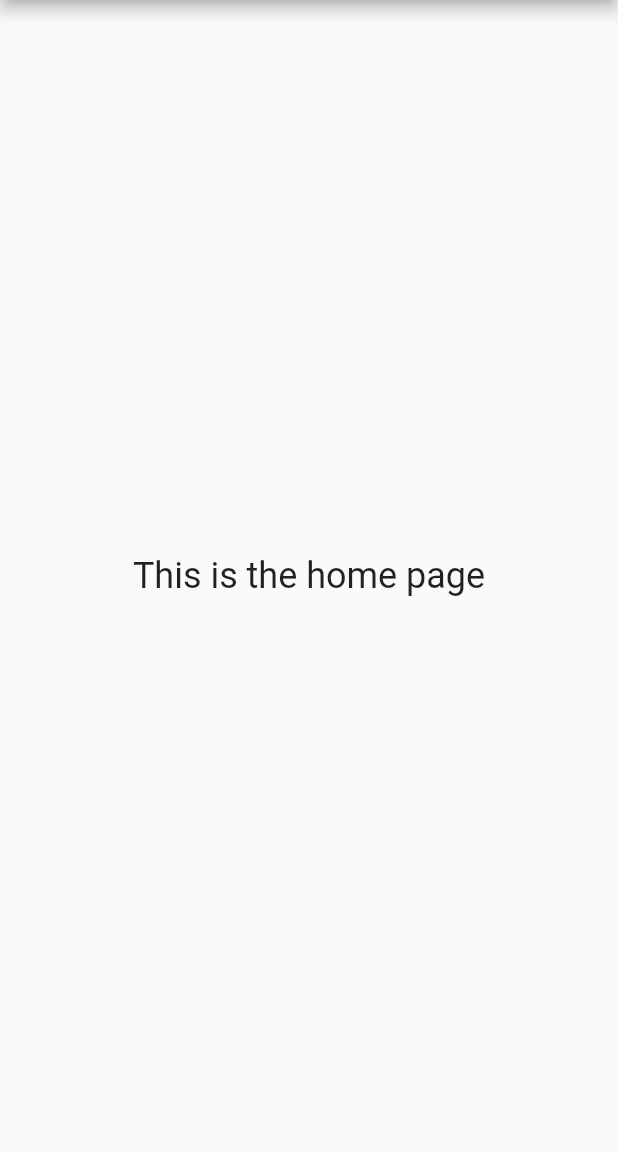
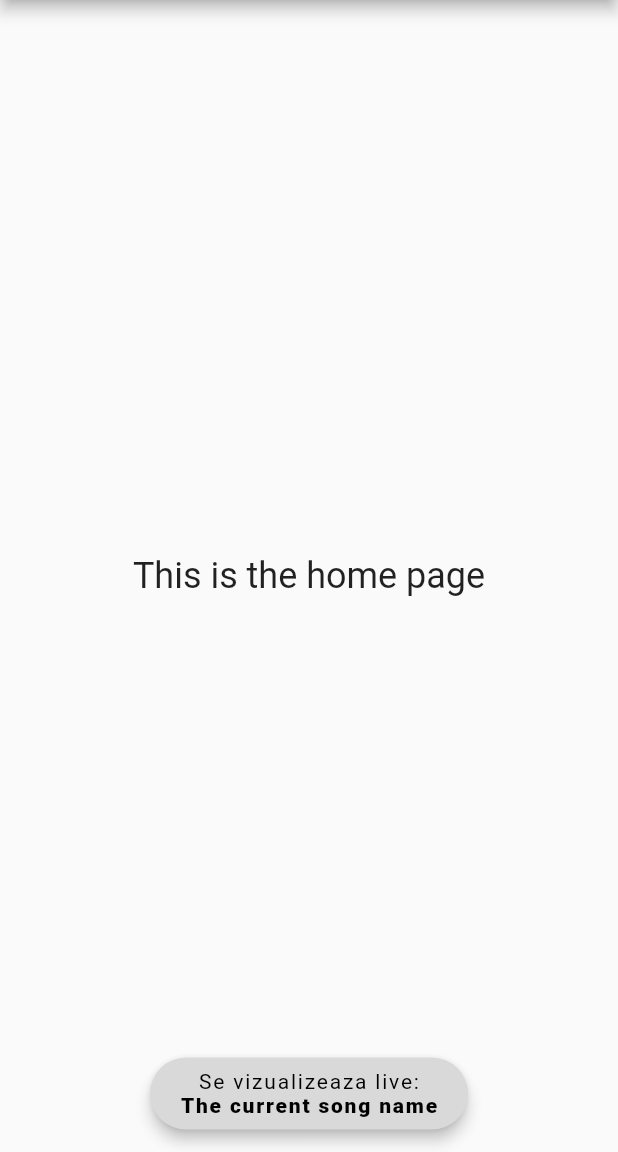
Before and after one commit to PavelProdan/textimo_mobile_app, a Flutter app: the screen it shows after launch, on a phone screen of 412 x 824 dp, the part 84-1236 px from its top. Run offline on Flutter 3.47's test engine with Material 2 defaults, Android fonts, the phone set to English and light mode, and no system bars.

Commit message:
drawer and now_playing button are done

```diff
--- a/lib/main.dart
+++ b/lib/main.dart
@@ -1,4 +1,6 @@
 import 'package:flutter/material.dart';
+// ignore_for_file: prefer_const_constructors
+
 
 void main() {
   runApp(const MyApp());
@@ -27,14 +29,17 @@ class _HomePageState extends State<HomePage> {
   Widget build(BuildContext context) {
     return Scaffold(
       appBar: AppBar(
-        title: Image.asset('assets/textimoLogo.png', height: 40, fit: BoxFit.cover),
+        title: Image.asset('assets/textimoLogo.png',
+            height: 40, fit: BoxFit.cover),
         centerTitle: true,
-        backgroundColor: Color(0xFF3F63F1),
+        backgroundColor: const Color(0xFF3F63F1),
         leading: Builder(
           builder: (BuildContext context) {
             return IconButton(
               icon: const Icon(Icons.menu),
-              onPressed: () { Scaffold.of(context).openDrawer(); },
+              onPressed: () {
+                Scaffold.of(context).openDrawer();
+              },
               tooltip: MaterialLocalizations.of(context).openAppDrawerTooltip,
             );
           },
@@ -43,26 +48,33 @@ class _HomePageState extends State<HomePage> {
           IconButton(
             icon: const Icon(Icons.search),
             tooltip: 'Search a song',
-            onPressed: () {
-              Navigator.push(context, MaterialPageRoute<void>(
-                builder: (BuildContext context) {
-                  return Scaffold(
-                    appBar: AppBar(
-                      title: const Text('Next page'),
-                    ),
-                    body: const Center(
-                      child: Text(
-                        'This is the next page',
-                        style: TextStyle(fontSize: 24),
-                      ),
-                    ),
-                  );
-                },
-              ));
-            },
+            onPressed: () {},
           ),
         ],
       ),
+
+      floatingActionButton: Padding(
+        padding: const EdgeInsets.all(15.0),
+        child: FloatingActionButton.extended(
+        elevation: 4.0,
+        backgroundColor: Color(0xFFD9D9D9),
+        label: Column(
+          children: const [
+            Text('Se vizualizeaza live:',
+            style: TextStyle(color: Colors.black,fontWeight: FontWeight.w400)
+            ),
+            Text('The current song name',
+            style: TextStyle(color: Colors.black,fontWeight: FontWeight.w800)
+            ),
+          ],
+        ),
+        onPressed: () {},
+    ),
+      ),
+    floatingActionButtonLocation:
+      FloatingActionButtonLocation.centerDocked,
+
+      drawer: drawer(),
       body: const Center(
         child: Text(
           'This is the home page',
@@ -71,4 +83,60 @@ class _HomePageState extends State<HomePage> {
       ),
     );
   }
+
+  Drawer drawer() {
+    return Drawer(
+      child: ListView(
+        padding: EdgeInsets.zero,
+        children: <Widget>[
+          SizedBox(
+            height: 100,
+            child: DrawerHeader(
+                decoration: BoxDecoration(
+                  color: Color(0xFF3F63F1),
+                ),
+                child: Image(
+                  image: AssetImage('assets/textimoLogo.png'),
+                )),
+          ),
+          ListTile(
+            leading: Icon(Icons.add_circle_outline),
+            title: Text('Adauga o piesa noua'),
+            onTap: () {},
+          ),
+          ListTile(
+            leading: Icon(Icons.settings),
+            title: Text('Setari'),
+            onTap: () {},
+          ),
+          ListTile(
+            leading: Icon(Icons.help_outline),
+            title: Text('Ajutor'),
+            onTap: () {},
+          ),
+          ListTile(
+            leading: Icon(Icons.report),
+            title: Text('Raportari'),
+            onTap: () {},
+          ),
+          Divider(
+            height: 5,
+            thickness: 1,
+            color: Color(0XFFCECECE),
+          ),
+          ListTile(
+            title: Text('Versiune aplicatie: v1.0'),
+          ),
+          Divider(
+            height: 3,
+            thickness: 1,
+            color: Color(0XFFCECECE),
+          ),
+          ListTile(
+            title: Text('Aplicatie dezvoltata de Pavel Prodan in 2022'),
+          ),
+        ],
+      ),
+    );
+  }
 }
```
